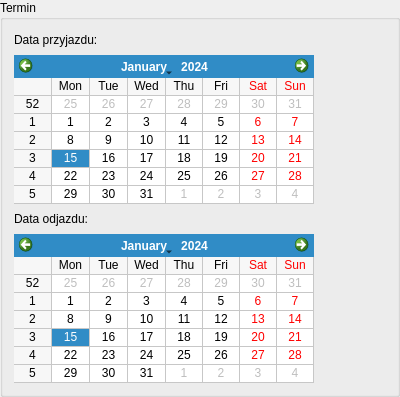
First picture: the form in src/ui/NewReservation/SingleDateGroupBox.ui, repository Skwara/HoteleADC, before the edit.
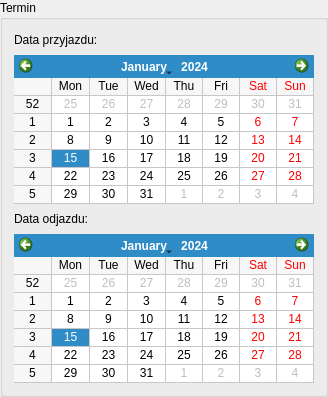
Second picture: the form after the edit.

```diff
--- a/src/ui/NewReservation/SingleDateGroupBox.ui
+++ b/src/ui/NewReservation/SingleDateGroupBox.ui
@@ -6,7 +6,7 @@
    <rect>
     <x>0</x>
     <y>0</y>
-    <width>400</width>
+    <width>324</width>
     <height>397</height>
    </rect>
   </property>
```
